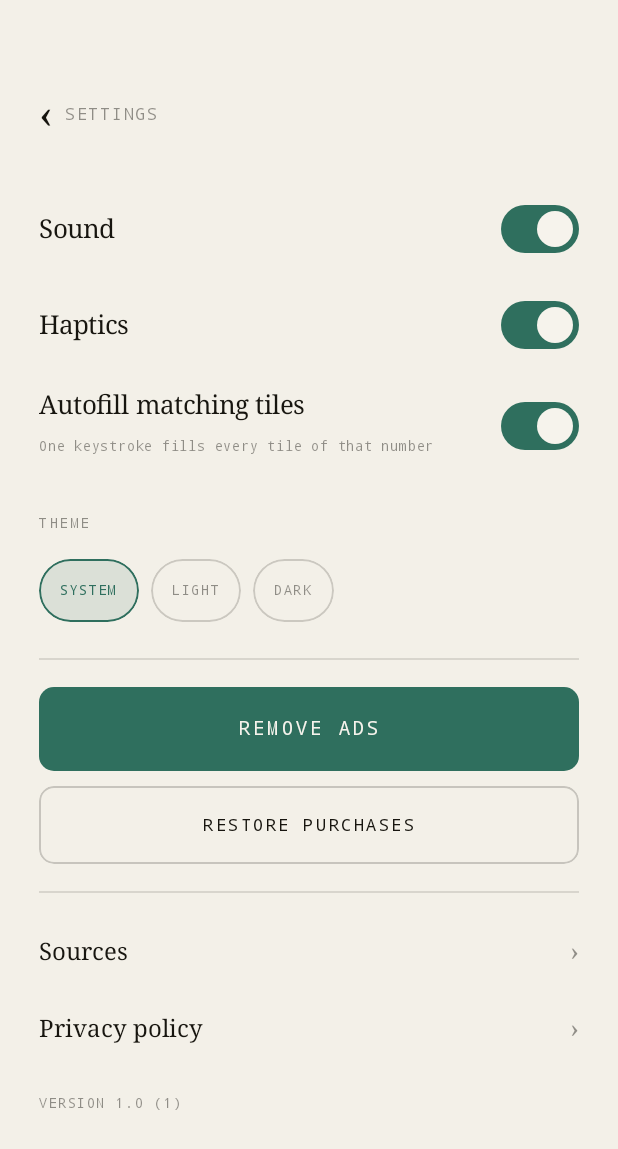
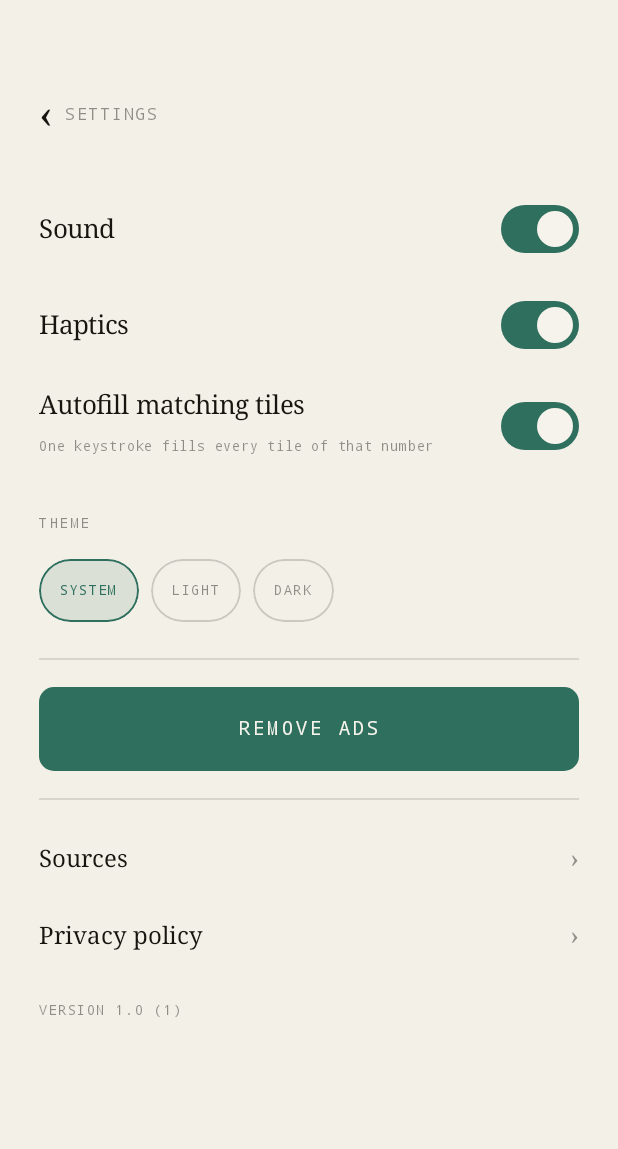
Before and after one commit to IpadApe/Cryptogram-Infinite, an Android app built with Jetpack Compose: the SettingsScreen screen opened through its navigation route, on a phone screen of 412 x 824 dp. Shown: the top 1149 px of the screen. Run offline under Robolectric (Android 15) with nearby library versions, the phone set to English and light mode, and no system bars; our stand-ins replace AdMob, Room's generated code; pictures from the network do not load; 3 statements that could not run were skipped.

Commit message:
Apply autofill setting to sessions; wire theme mode; drop Restore purchases
- Autofill: PuzzleSession.setAutofill(enabled) switches fill mode and
  carries the player's placed letters across (derives filledPositions
  from the mapping). PlayViewModel applies the setting to every session
  (fresh or restored) and collects settings.autofillEnabled so a toggle
  takes effect mid-puzzle. Previously a restored autosave kept its
  serialized mode and the setting did nothing.
- Theme: MainActivity now reads settingsStore.themeMode and passes
  darkTheme to CryptogramInfiniteTheme (LIGHT/DARK/SYSTEM). The pills on
  the Settings screen had no effect before.
- Removed "Restore purchases" from Settings + SettingsViewModel; the
  launch-time queryPurchasesAsync in BillingManager.connect() still
  restores the entitlement.

1 new engine test (mode switch keeps progress). assembleDebug + unit
tests + lintDebug + assembleRelease green; dark theme + settings
verified on emulator.

Co-Authored-By: Claude Sonnet 5 <noreply@anthropic.com>
Claude-Session: https://claude.ai/code/session_01V6aPVvQ2BLw3VTPrvFTWaf

```diff
--- a/app/src/main/java/dev/milan/cryptogram/MainActivity.kt
+++ b/app/src/main/java/dev/milan/cryptogram/MainActivity.kt
@@ -5,9 +5,13 @@ import androidx.activity.ComponentActivity
 import androidx.activity.compose.setContent
 import androidx.activity.enableEdgeToEdge
 import androidx.compose.foundation.background
+import androidx.compose.foundation.isSystemInDarkTheme
 import androidx.compose.foundation.layout.fillMaxSize
+import androidx.compose.runtime.getValue
 import androidx.compose.ui.Modifier
+import androidx.lifecycle.compose.collectAsStateWithLifecycle
 import androidx.lifecycle.lifecycleScope
+import dev.milan.cryptogram.data.prefs.ThemeMode
 import dev.milan.cryptogram.ui.navigation.NavGraph
 import dev.milan.cryptogram.ui.theme.CryptoTheme
 import dev.milan.cryptogram.ui.theme.CryptogramInfiniteTheme
@@ -21,7 +25,14 @@ class MainActivity : ComponentActivity() {
         container.consentManager.gatherConsent(this, lifecycleScope)
 
         setContent {
-            CryptogramInfiniteTheme {
+            val themeMode by container.settingsStore.themeMode
+                .collectAsStateWithLifecycle(initialValue = ThemeMode.SYSTEM)
+            val dark = when (themeMode) {
+                ThemeMode.LIGHT -> false
+                ThemeMode.DARK -> true
+                ThemeMode.SYSTEM -> isSystemInDarkTheme()
+            }
+            CryptogramInfiniteTheme(darkTheme = dark) {
                 NavGraph(
                     modifier = Modifier
                         .fillMaxSize()
--- a/app/src/main/java/dev/milan/cryptogram/ui/settings/SettingsScreen.kt
+++ b/app/src/main/java/dev/milan/cryptogram/ui/settings/SettingsScreen.kt
@@ -38,7 +38,6 @@ import dev.milan.cryptogram.BuildConfig
 import dev.milan.cryptogram.data.prefs.ThemeMode
 import dev.milan.cryptogram.ui.components.AccentButton
 import dev.milan.cryptogram.ui.components.BackHeader
-import dev.milan.cryptogram.ui.components.OutlineButton
 import dev.milan.cryptogram.ui.components.PaperDivider
 import dev.milan.cryptogram.ui.theme.CryptoTheme
 import dev.milan.cryptogram.ui.theme.Mono
@@ -115,8 +114,6 @@ fun SettingsScreen(
                 (context as? Activity)?.let(viewModel::purchaseRemoveAds)
             })
         }
-        Spacer(Modifier.height(10.dp))
-        OutlineButton("Restore purchases", onClick = viewModel::restorePurchases)
 
         Spacer(Modifier.height(18.dp))
         PaperDivider()
--- a/app/src/main/java/dev/milan/cryptogram/ui/settings/SettingsViewModel.kt
+++ b/app/src/main/java/dev/milan/cryptogram/ui/settings/SettingsViewModel.kt
@@ -44,7 +44,6 @@ class SettingsViewModel(
     fun setTheme(value: ThemeMode) = viewModelScope.launch { settings.setThemeMode(value) }
 
     fun purchaseRemoveAds(activity: Activity) = billing.launchPurchase(activity)
-    fun restorePurchases() = viewModelScope.launch { billing.refreshOwned() }
 
     companion object {
         fun factory() = viewModelFactory {
```
Also changed, not shown: app/src/main/java/dev/milan/cryptogram/engine/PuzzleSession.kt (+11 -0 lines), app/src/main/java/dev/milan/cryptogram/ui/play/PlayViewModel.kt (+9 -0 lines), 1 other file.
